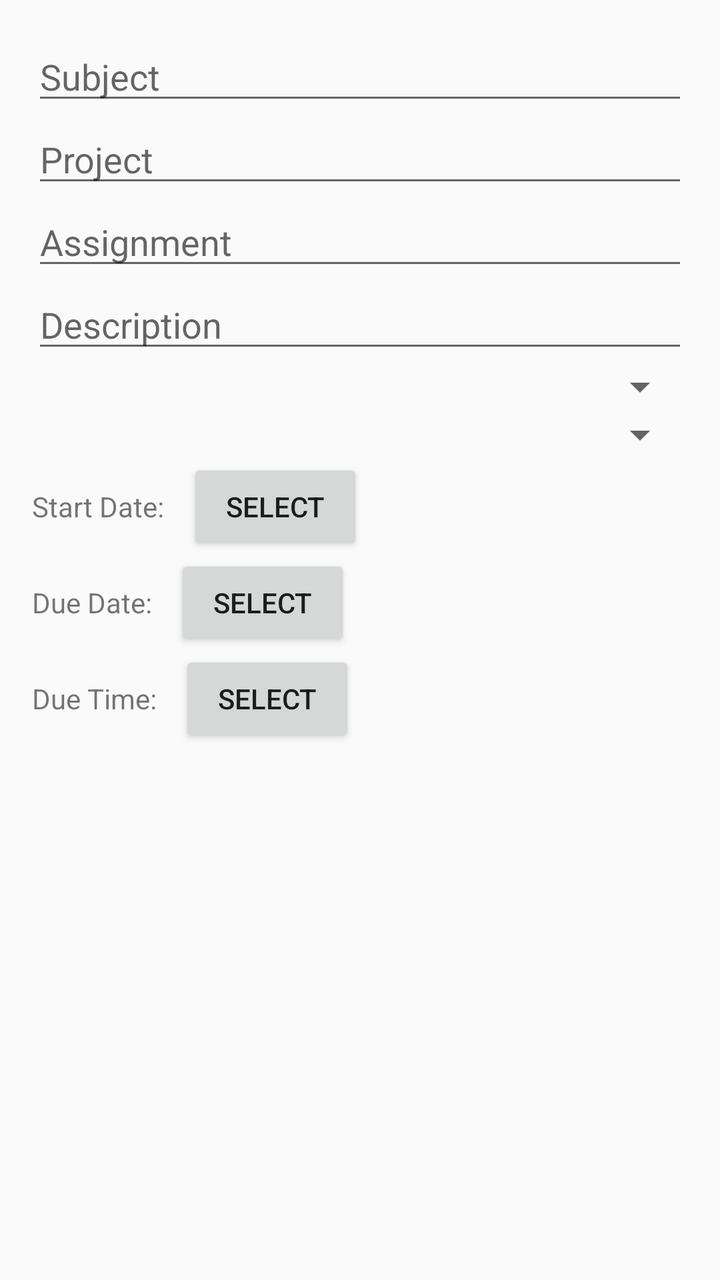
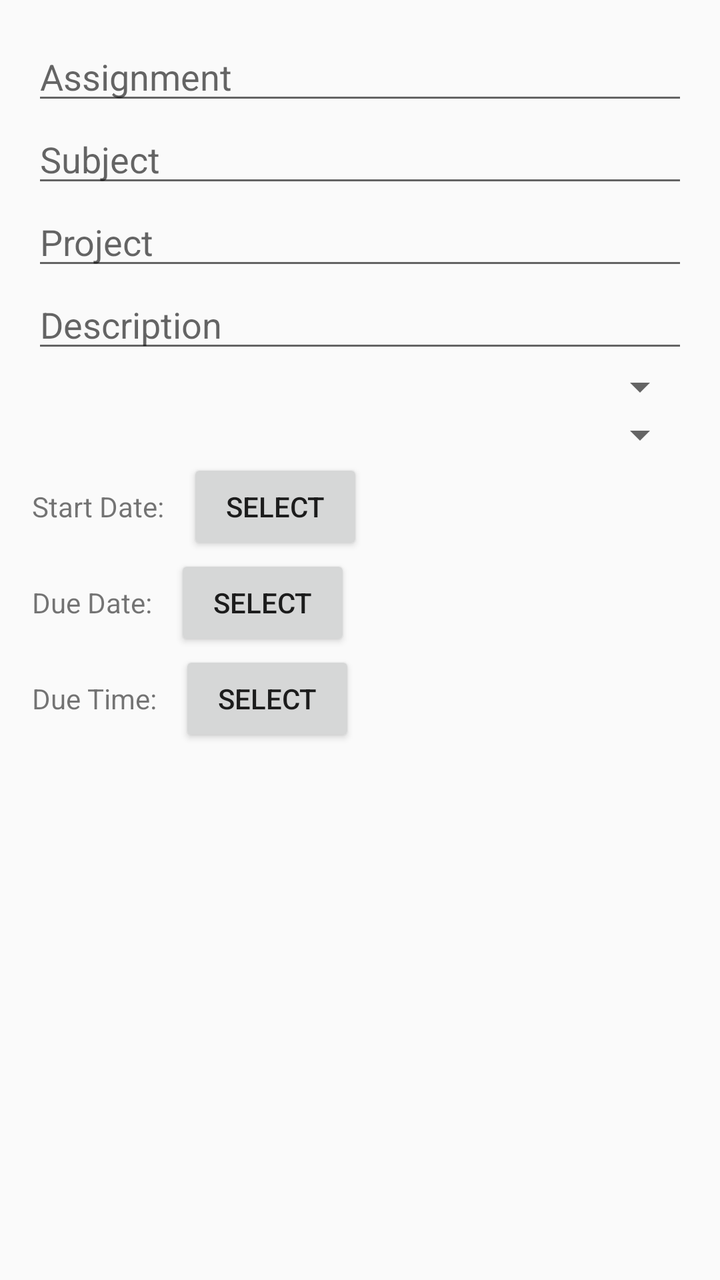

Before-and-after screenshots of an Android layout around one commit, followed by the original layout XML and the change that was made.
<!-- AndroidManifest.xml: application theme Theme.Design.Light.NoActionBar -->
<!-- res/layout/dialog_create_task.xml -->
<?xml version="1.0" encoding="utf-8"?>
<ScrollView xmlns:android="http://schemas.android.com/apk/res/android"
    android:layout_width="match_parent"
    android:layout_height="wrap_content">

    <LinearLayout
        android:layout_width="match_parent"
        android:layout_height="wrap_content"
        android:orientation="vertical"
        android:padding="16dp">

        <EditText
            android:id="@+id/taskSubjectTextView"
            android:layout_width="match_parent"
            android:layout_height="wrap_content"
            android:hint="Subject" />

        <EditText
            android:id="@+id/taskProjectTextView"
            android:layout_width="match_parent"
            android:layout_height="wrap_content"
            android:hint="Project" />

        <EditText
            android:id="@+id/taskNameTextView"
            android:layout_width="match_parent"
            android:layout_height="wrap_content"
            android:hint="Assignment" />

        <EditText
            android:id="@+id/taskDescriptionInput"
            android:layout_width="match_parent"
            android:layout_height="wrap_content"
            android:hint="Description" />

        <Spinner
            android:id="@+id/prioritySpinner"
            android:layout_width="match_parent"
            android:layout_height="wrap_content" />

        <Spinner
            android:id="@+id/statusSpinner"
            android:layout_width="match_parent"
            android:layout_height="wrap_content" />

        <LinearLayout
            android:layout_width="match_parent"
            android:layout_height="wrap_content"
            android:orientation="horizontal">

            <TextView
                android:layout_width="wrap_content"
                android:layout_height="wrap_content"
                android:text="Start Date: "
                android:layout_marginEnd="8dp"/>

            <Button
                android:id="@+id/startDateButton"
                android:layout_width="wrap_content"
                android:layout_height="wrap_content"
                android:text="Select" />
        </LinearLayout>

        <LinearLayout
            android:layout_width="match_parent"
            android:layout_height="wrap_content"
            android:orientation="horizontal">

            <TextView
                android:layout_width="wrap_content"
                android:layout_height="wrap_content"
                android:text="Due Date: "
                android:layout_marginEnd="8dp"/>

            <Button
                android:id="@+id/dueDateButton"
                android:layout_width="wrap_content"
                android:layout_height="wrap_content"
                android:text="Select" />
        </LinearLayout>

        <LinearLayout
            android:layout_width="match_parent"
            android:layout_height="wrap_content"
            android:orientation="horizontal">

            <TextView
                android:layout_width="wrap_content"
                android:layout_height="wrap_content"
                android:text="Due Time: "
                android:layout_marginEnd="8dp"/>

            <Button
                android:id="@+id/dueTimeButton"
                android:layout_width="wrap_content"
                android:layout_height="wrap_content"
                android:text="Select" />
        </LinearLayout>

    </LinearLayout>
</ScrollView>
<!-- resources referenced by this layout -->
<resources>

</resources>

<!-- the commit's change to res/layout/dialog_create_task.xml (unified diff, before → after) -->
@@ -8,6 +8,12 @@
         android:layout_height="wrap_content"
         android:orientation="vertical"
         android:padding="16dp">
+
+        <EditText
+            android:id="@+id/taskNameTextView"
+            android:layout_width="match_parent"
+            android:layout_height="wrap_content"
+            android:hint="Assignment" />
 
         <EditText
             android:id="@+id/taskSubjectTextView"
@@ -21,11 +27,6 @@
             android:layout_height="wrap_content"
             android:hint="Project" />
 
-        <EditText
-            android:id="@+id/taskNameTextView"
-            android:layout_width="match_parent"
-            android:layout_height="wrap_content"
-            android:hint="Assignment" />
 
         <EditText
             android:id="@+id/taskDescriptionInput"
